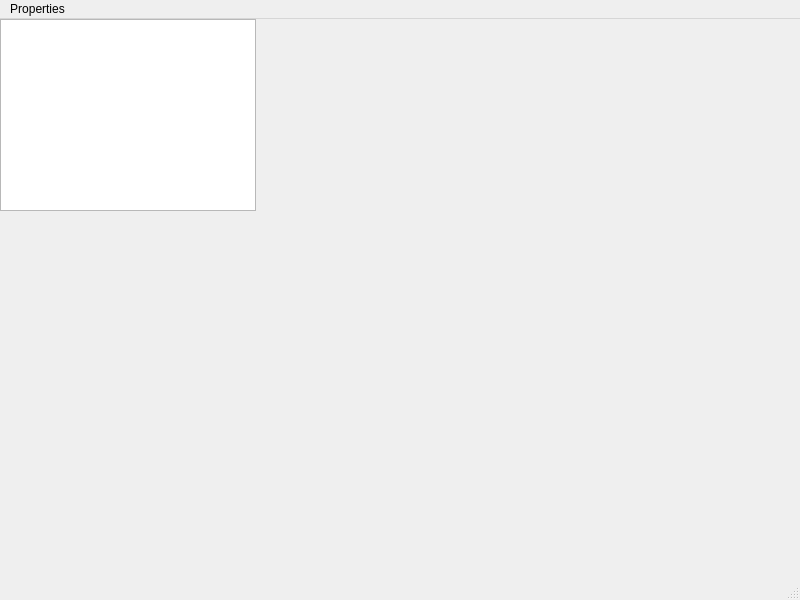
Above: SystemMonitor/myproperties.ui from nayak6/System-Monitor before the change. Below: the same form after it.
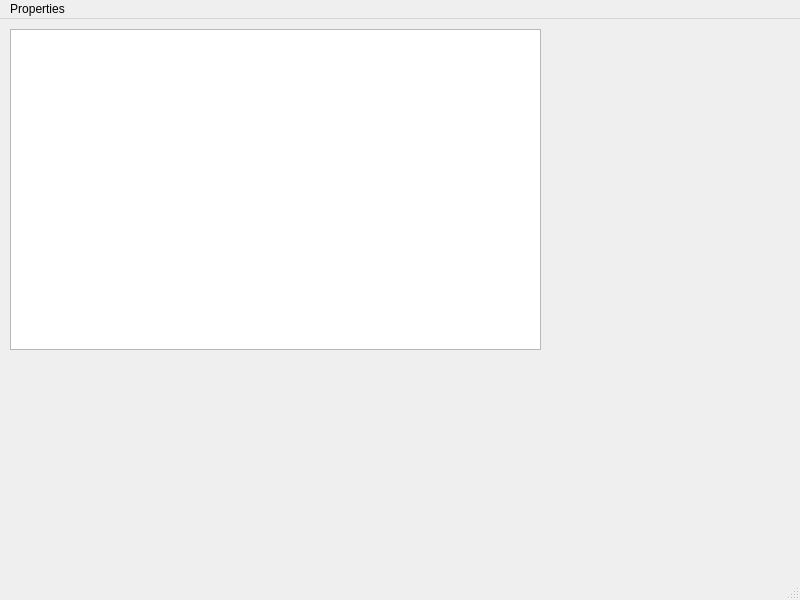
That is the form after the change.

Commit message: Properties window is 90% complete except Priority and COntrol Group

The edit to the form file:
```diff
--- a/SystemMonitor/myproperties.ui
+++ b/SystemMonitor/myproperties.ui
@@ -17,10 +17,10 @@
    <widget class="QListWidget" name="listWidget">
     <property name="geometry">
      <rect>
-      <x>0</x>
-      <y>0</y>
-      <width>256</width>
-      <height>192</height>
+      <x>10</x>
+      <y>10</y>
+      <width>531</width>
+      <height>321</height>
      </rect>
     </property>
    </widget>
```
The commit also changes 5 other files.
